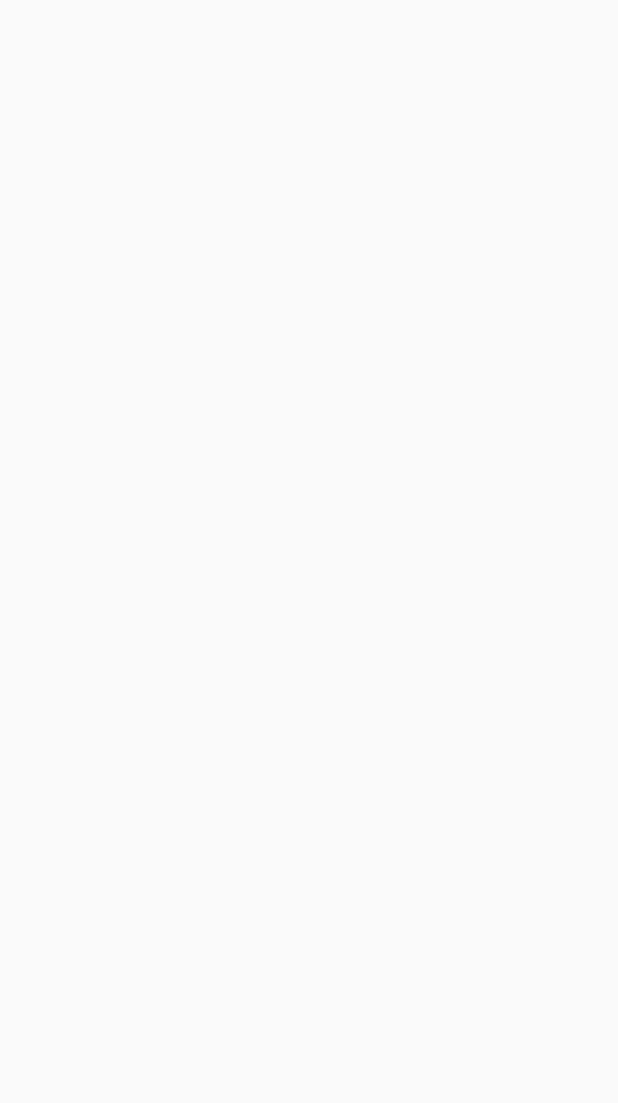
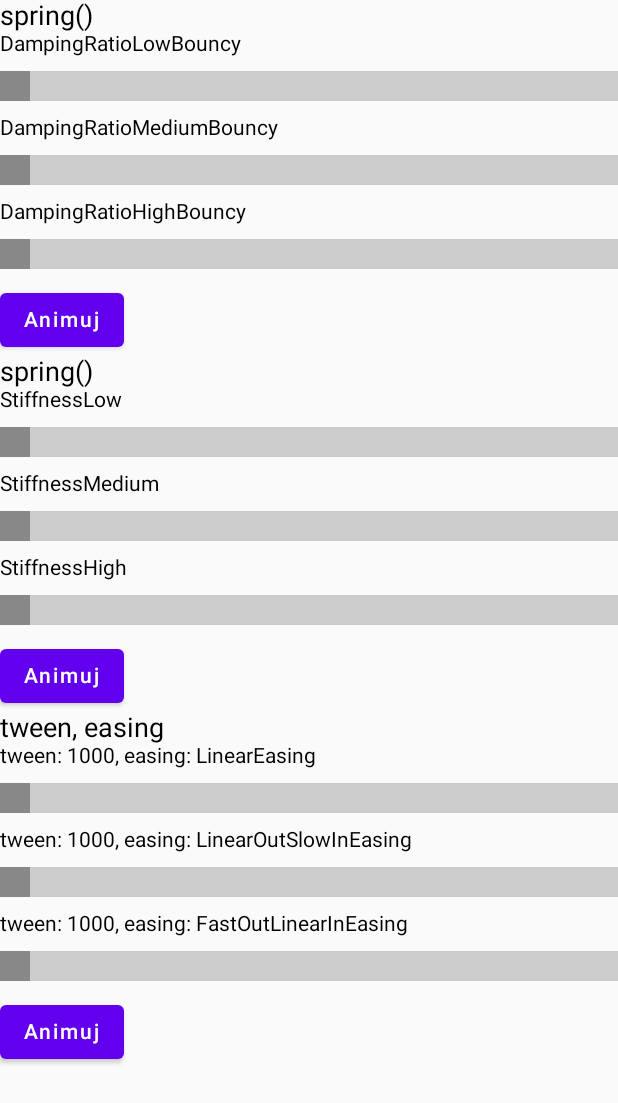
Before and after one commit to wlazlopwl/ComposeAnimations, an Android app built with Jetpack Compose: the AnimateAsStateScreen screen opened through its navigation route, on a phone screen of 412 x 824 dp. Before the commit the part shown is empty. Shown: the top 1103 px of the screen. Run offline under Robolectric (Android 15) with nearby library versions, the phone set to English and light mode, and no system bars.

Commit message:
add AnimateAsStateScreen.kt: spring damping, stiffness| tween easing

```diff
--- a/app/src/main/java/com/appdevpwl/composeanimations/view/AnimateAsStateScreen.kt
+++ b/app/src/main/java/com/appdevpwl/composeanimations/view/AnimateAsStateScreen.kt
@@ -1,8 +1,158 @@
 package com.appdevpwl.composeanimations.view
 
-import androidx.compose.runtime.Composable
+import androidx.compose.animation.core.*
+import androidx.compose.foundation.background
+import androidx.compose.foundation.layout.*
+import androidx.compose.foundation.rememberScrollState
+import androidx.compose.foundation.verticalScroll
+import androidx.compose.material.Text
+import androidx.compose.runtime.*
+import androidx.compose.ui.Modifier
+import androidx.compose.ui.graphics.Color
+import androidx.compose.ui.unit.Dp
+import androidx.compose.ui.unit.dp
+import androidx.compose.ui.unit.sp
 
 
 @Composable
 fun AnimateAsStateScreen() {
+    var animationStateDamping by remember { mutableStateOf(AnimationState.Start) }
+    var animationStateStiffness by remember { mutableStateOf(AnimationState.Start) }
+    var animationStateTweenEasing by remember { mutableStateOf(AnimationState.Start) }
+
+    Column(
+        modifier = Modifier.verticalScroll(rememberScrollState())
+    ) {
+        Text(text = "spring()", fontSize = 18.sp)
+        Text(text = "DampingRatioLowBouncy")
+        CreateRowSpringDamping(animationStateDamping, Spring.DampingRatioLowBouncy)
+        Text(text = "DampingRatioMediumBouncy")
+        CreateRowSpringDamping(animationStateDamping, Spring.DampingRatioMediumBouncy)
+        Text(text = "DampingRatioHighBouncy")
+        CreateRowSpringDamping(animationStateDamping, Spring.DampingRatioHighBouncy)
+
+        Box {
+            StartAnimateButton {
+                animationStateDamping = when (animationStateDamping) {
+                    AnimationState.Start -> AnimationState.Finish
+                    AnimationState.Finish -> AnimationState.Start
+                }
+            }
+        }
+
+
+
+        Text(text = "spring()", fontSize = 18.sp)
+        Text(text = "StiffnessLow")
+        CreateRowSpringStiffness(animationStateStiffness, Spring.StiffnessLow)
+        Text(text = "StiffnessMedium")
+        CreateRowSpringStiffness(animationStateStiffness, Spring.StiffnessMedium)
+        Text(text = "StiffnessHigh")
+        CreateRowSpringStiffness(animationStateStiffness, Spring.StiffnessHigh)
+
+        Box {
+            StartAnimateButton {
+                animationStateStiffness = when (animationStateStiffness) {
+                    AnimationState.Start -> AnimationState.Finish
+                    AnimationState.Finish -> AnimationState.Start
+                }
+            }
+        }
+
+        val tween = 1000
+        Text(text = "tween, easing", fontSize = 18.sp)
+        Text(text = "tween: 1000, easing: LinearEasing ")
+        CreateRowSpringTweenEasing(animationStateTweenEasing, tween, easing = LinearEasing)
+        Text(text = "tween: 1000, easing: LinearOutSlowInEasing ")
+        CreateRowSpringTweenEasing(animationStateTweenEasing, tween, easing = LinearOutSlowInEasing)
+        Text(text = "tween: 1000, easing: FastOutLinearInEasing ")
+        CreateRowSpringTweenEasing(animationStateTweenEasing, tween, easing = FastOutLinearInEasing)
+
+        Box {
+            StartAnimateButton {
+                animationStateTweenEasing = when (animationStateTweenEasing) {
+                    AnimationState.Start -> AnimationState.Finish
+                    AnimationState.Finish -> AnimationState.Start
+                }
+            }
+        }
+
+
+    }
 }
+
+@Composable
+private fun CreateRowSpringDamping(animationState: AnimationState, dampingRatio: Float) {
+    val offsetAnimation: Dp by animateDpAsState(
+        if (animationState == AnimationState.Start) 0.dp else 375.dp,
+        spring(dampingRatio = dampingRatio)
+    )
+    Box(Modifier.padding(top = 10.dp, bottom = 10.dp)) {
+        Box(
+            modifier = Modifier
+                .fillMaxWidth()
+                .height(20.dp)
+                .background(Color.LightGray)
+        ) {
+        }
+        Box(
+            modifier = Modifier
+                .size(20.dp)
+                .absoluteOffset(x = offsetAnimation)
+                .background(Color.Gray)
+        ) {
+        }
+    }
+}
+
+@Composable
+private fun CreateRowSpringStiffness(animationState: AnimationState, stiffness: Float) {
+    val offsetAnimation: Dp by animateDpAsState(
+        if (animationState == AnimationState.Start) 0.dp else 375.dp,
+        spring(stiffness = stiffness)
+    )
+    Box(Modifier.padding(top = 10.dp, bottom = 10.dp)) {
+        Box(
+            modifier = Modifier
+                .fillMaxWidth()
+                .height(20.dp)
+                .background(Color.LightGray)
+        ) {
+        }
+        Box(
+            modifier = Modifier
+                .size(20.dp)
+                .absoluteOffset(x = offsetAnimation)
+                .background(Color.Gray)
+        ) {
+        }
+    }
+}
+
+@Composable
+private fun CreateRowSpringTweenEasing(animationState: AnimationState, tween: Int, easing: Easing) {
+    val offsetAnimation: Dp by animateDpAsState(
+        if (animationState == AnimationState.Start) 0.dp else 375.dp,
+        tween(durationMillis = tween, easing = easing)
+    )
+    Box(Modifier.padding(top = 10.dp, bottom = 10.dp)) {
+        Box(
+            modifier = Modifier
+                .fillMaxWidth()
+                .height(20.dp)
+                .background(Color.LightGray)
+        ) {
+        }
+        Box(
+            modifier = Modifier
+                .size(20.dp)
+                .absoluteOffset(x = offsetAnimation)
+                .background(Color.Gray)
+        ) {
+        }
+    }
+}
+
+enum class AnimationState {
+    Start, Finish
+}
--- a/app/src/main/java/com/appdevpwl/composeanimations/view/HomeScreen.kt
+++ b/app/src/main/java/com/appdevpwl/composeanimations/view/HomeScreen.kt
@@ -21,7 +21,8 @@ fun HomeScreen(navController: NavController) {
         val menus = listOf(
             "Animated Visibility",
             "Animated Content",
-            "Crossfade"
+            "Crossfade",
+            "Animate*asState"
         )
 
         Menu(menus = menus, navController)
```
